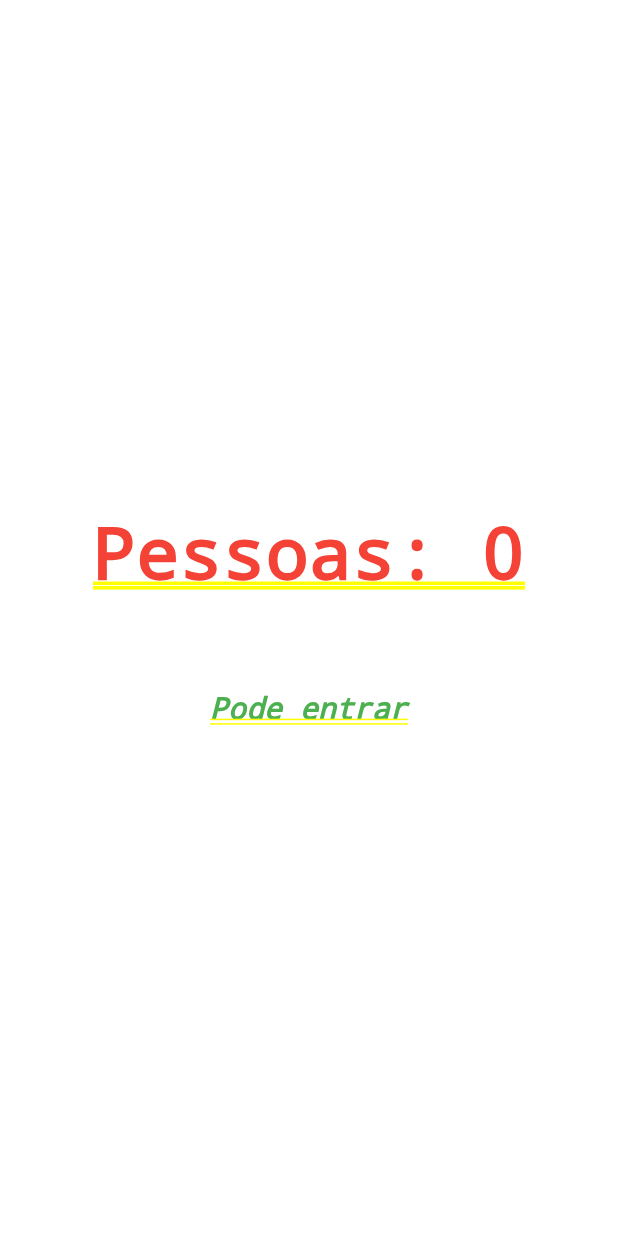
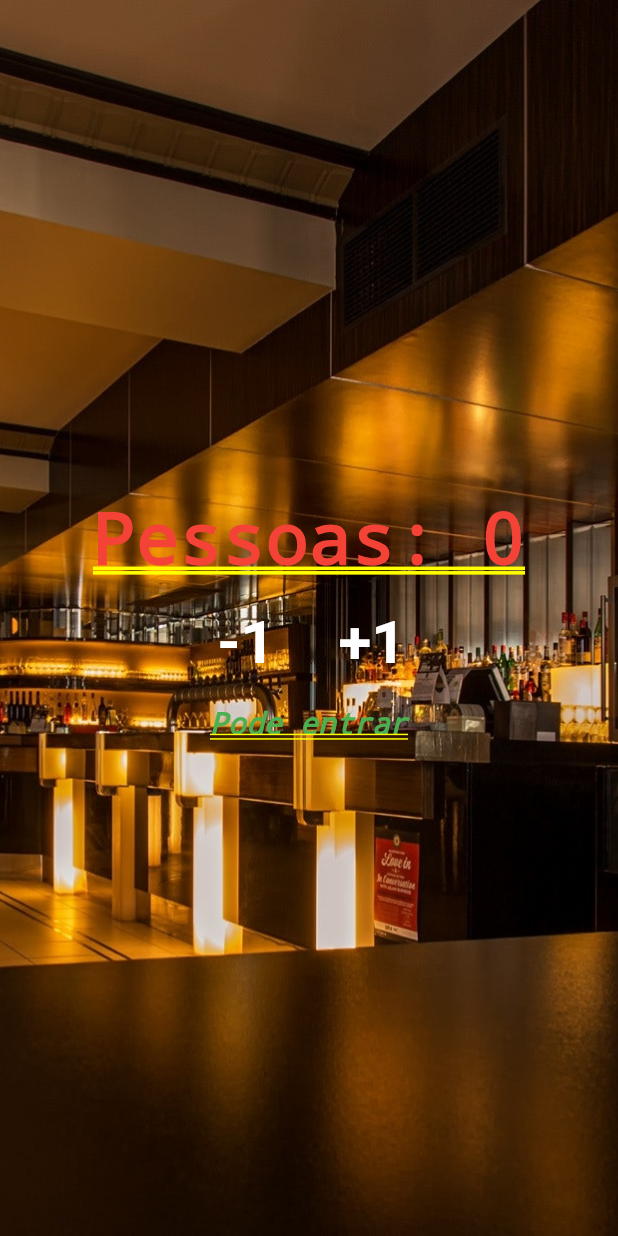
Before and after one commit to 90lucasgabriel/flutter-01-person-counter, a Flutter app: the screen it shows after launch, after a tap on "-1", on a phone screen of 412 x 824 dp. Run offline on Flutter 3.47's test engine with Material 2 defaults, Android fonts, the phone set to English and light mode, and no system bars.

Commit message:
04 - New: Image, padding and stack;

```diff
--- a/lib/main.dart
+++ b/lib/main.dart
@@ -3,7 +3,14 @@ import 'package:flutter/material.dart';
 void main() {
   runApp(MaterialApp(
       title: 'Contador de Pessoas',
-    home: Column(
+      home: Stack(
+        children: <Widget>[
+          Image.asset(
+            "images/restaurant.jpeg",
+            fit: BoxFit.cover,
+            height: 10000,
+          ),
+          Column(
             mainAxisAlignment: MainAxisAlignment.center,
             children: <Widget>[
               Text(
@@ -16,7 +23,9 @@ void main() {
               Row(
                 mainAxisAlignment: MainAxisAlignment.center,
                 children: [
-            TextButton(
+                  Padding(
+                      padding: EdgeInsets.all(10),
+                      child: TextButton(
                         onPressed: () {},
                         child: Text(
                           "-1",
@@ -26,8 +35,10 @@ void main() {
                             fontSize: 40,
                           ),
                         ),
-            ),
-            TextButton(
+                      )),
+                  Padding(
+                      padding: EdgeInsets.all(10),
+                      child: TextButton(
                         onPressed: () {},
                         child: Text(
                           "+1",
@@ -37,7 +48,7 @@ void main() {
                             fontSize: 40,
                           ),
                         ),
-            ),
+                      )),
                 ],
               ),
               Text(
@@ -50,5 +61,6 @@ void main() {
               ),
             ],
           ),
-  ));
+        ],
+      )));
 }
--- a/pubspec.yaml
+++ b/pubspec.yaml
@@ -48,6 +48,8 @@ flutter:
   # assets:
   #   - images/a_dot_burr.jpeg
   #   - images/a_dot_ham.jpeg
+  assets:
+  - images/restaurant.jpeg
 
   # An image asset can refer to one or more resolution-specific "variants", see
   # https://flutter.dev/assets-and-images/#resolution-aware.
```
Also changed, not shown: images/restaurant.jpeg (added). Lines whose indentation alone changed are shown as unchanged.
